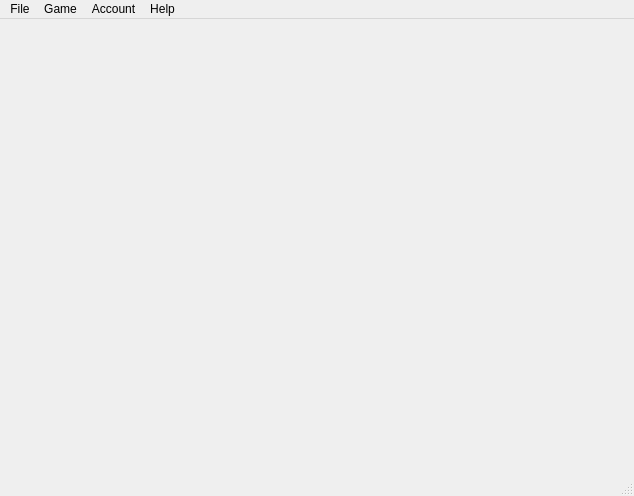
First picture: the form in client/trunk/src/ui/mainwindow.ui, repository mbpolan/tyranny, before the edit.
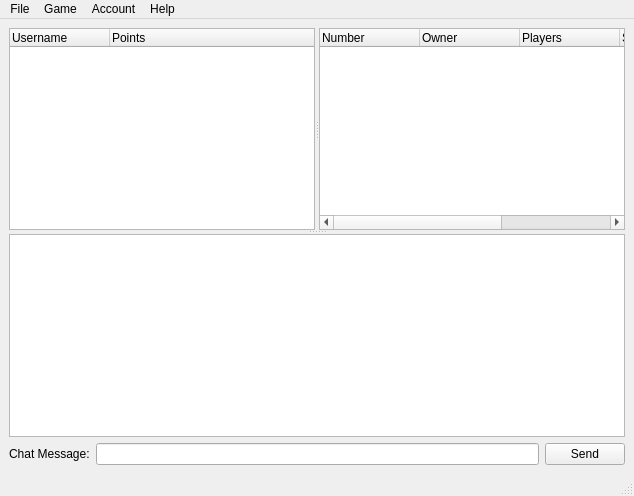
Second picture: the form after the edit.

Commit message: -Implemented a Preferences dialog. -Added a class that handles IO operations on a high level. -Basic loading/saving of preferences data to file. -Completed interface for the MainWindow class.

```diff
--- a/client/trunk/src/ui/mainwindow.ui
+++ b/client/trunk/src/ui/mainwindow.ui
@@ -13,7 +13,89 @@
   <property name="windowTitle">
    <string>Tyranny Client</string>
   </property>
-  <widget class="QWidget" name="centralwidget"/>
+  <widget class="QWidget" name="centralwidget">
+   <layout class="QVBoxLayout" name="verticalLayout_2">
+    <item>
+     <widget class="QSplitter" name="splitter_2">
+      <property name="orientation">
+       <enum>Qt::Vertical</enum>
+      </property>
+      <widget class="QSplitter" name="splitter">
+       <property name="orientation">
+        <enum>Qt::Horizontal</enum>
+       </property>
+       <widget class="QTreeWidget" name="userList">
+        <column>
+         <property name="text">
+          <string>Username</string>
+         </property>
+        </column>
+        <column>
+         <property name="text">
+          <string>Points</string>
+         </property>
+        </column>
+       </widget>
+       <widget class="QTreeWidget" name="roomList">
+        <column>
+         <property name="text">
+          <string>Number</string>
+         </property>
+        </column>
+        <column>
+         <property name="text">
+          <string>Owner</string>
+         </property>
+        </column>
+        <column>
+         <property name="text">
+          <string>Players</string>
+         </property>
+        </column>
+        <column>
+         <property name="text">
+          <string>Status</string>
+         </property>
+        </column>
+        <column>
+         <property name="text">
+          <string>Type</string>
+         </property>
+        </column>
+       </widget>
+      </widget>
+      <widget class="QWidget" name="">
+       <layout class="QVBoxLayout" name="verticalLayout">
+        <item>
+         <widget class="QTextEdit" name="chatBox"/>
+        </item>
+        <item>
+         <layout class="QHBoxLayout" name="horizontalLayout">
+          <item>
+           <widget class="QLabel" name="label">
+            <property name="text">
+             <string>Chat Message:</string>
+            </property>
+           </widget>
+          </item>
+          <item>
+           <widget class="QLineEdit" name="chatEdit"/>
+          </item>
+          <item>
+           <widget class="QPushButton" name="sendButton">
+            <property name="text">
+             <string>Send</string>
+            </property>
+           </widget>
+          </item>
+         </layout>
+        </item>
+       </layout>
+      </widget>
+     </widget>
+    </item>
+   </layout>
+  </widget>
   <widget class="QMenuBar" name="menubar">
    <property name="geometry">
     <rect>
```
The commit also changes 7 other files.
